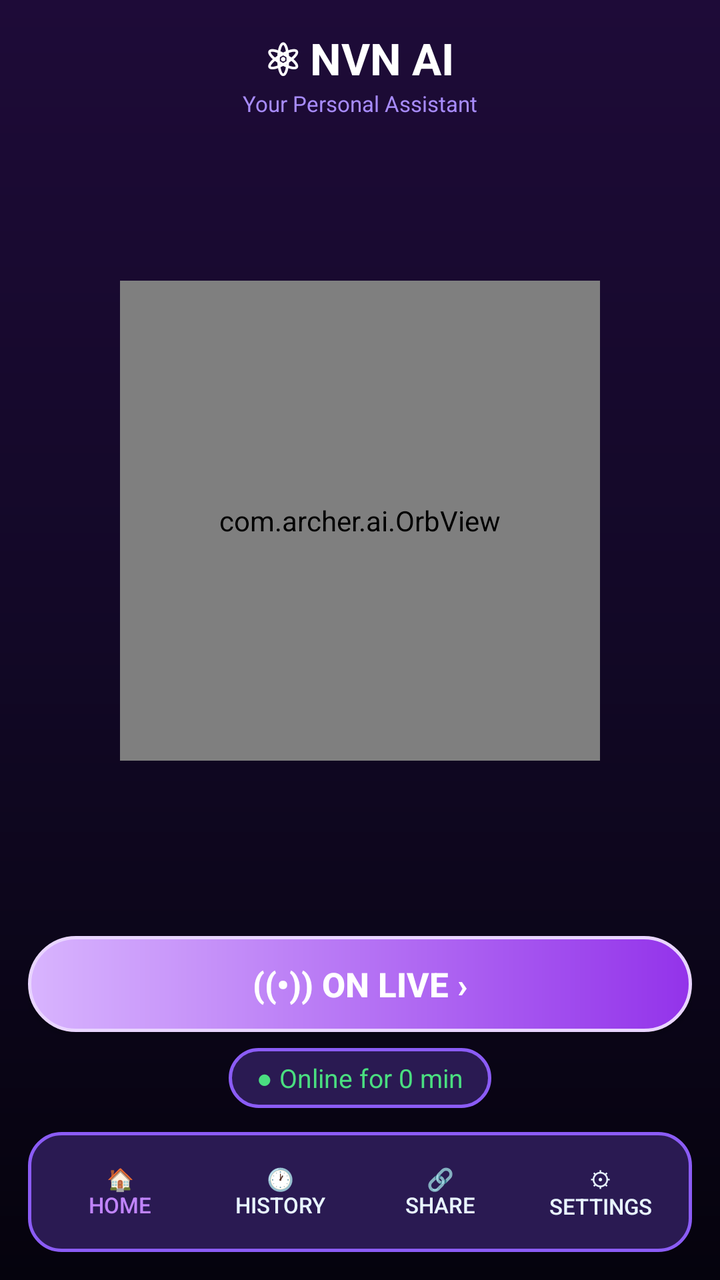
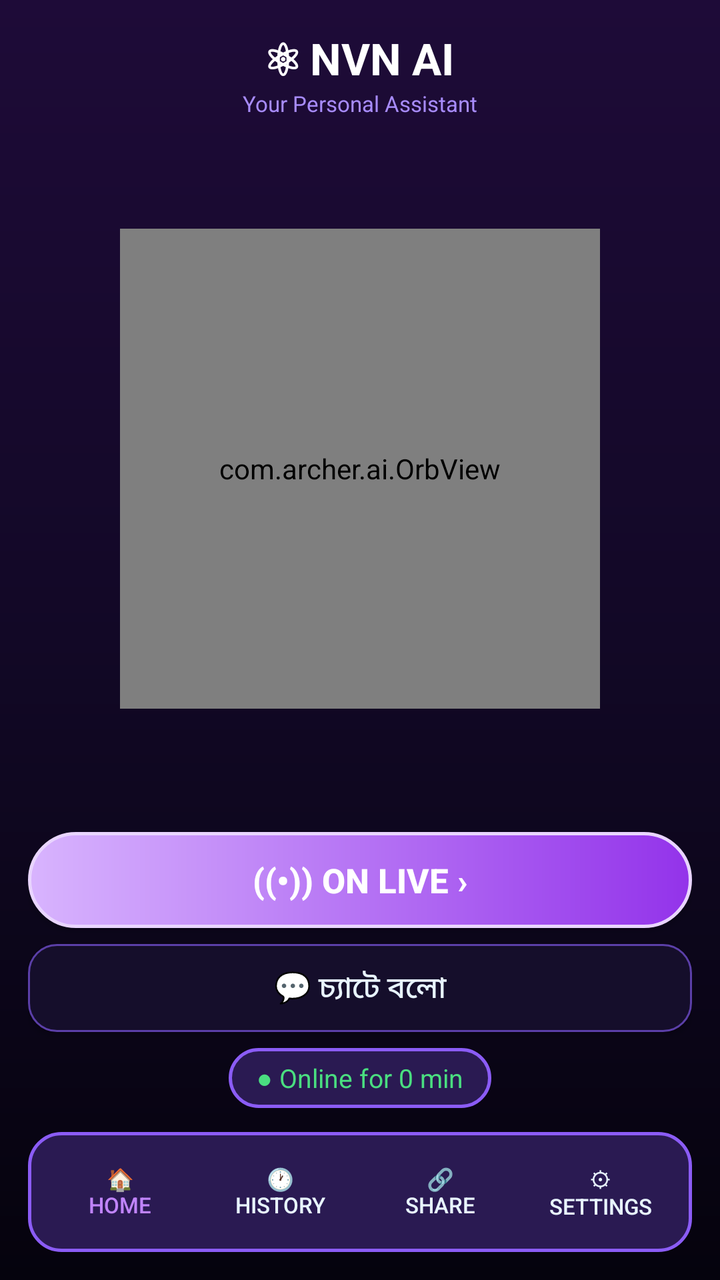

The first picture is an Android layout as it rendered before a commit; the second is the same layout after the commit. The layout source and the unified diff follow.
<!-- AndroidManifest.xml: application theme AppTheme -->
<!-- res/layout/activity_main.xml -->
<?xml version="1.0" encoding="utf-8"?>
<LinearLayout xmlns:android="http://schemas.android.com/apk/res/android"
    android:layout_width="match_parent"
    android:layout_height="match_parent"
    android:background="@drawable/bg_main"
    android:orientation="vertical"
    android:padding="14dp">

    <LinearLayout
        android:layout_width="match_parent"
        android:layout_height="wrap_content"
        android:gravity="center_vertical"
        android:orientation="horizontal">

        <View
            android:layout_width="40dp"
            android:layout_height="40dp" />

        <LinearLayout
            android:layout_width="0dp"
            android:layout_height="wrap_content"
            android:layout_weight="1"
            android:gravity="center"
            android:orientation="vertical">

            <TextView
                android:layout_width="wrap_content"
                android:layout_height="wrap_content"
                android:text="⚛ NVN AI"
                android:textColor="#FFFFFF"
                android:textSize="22sp"
                android:textStyle="bold" />

            <TextView
                android:layout_width="wrap_content"
                android:layout_height="wrap_content"
                android:text="Your Personal Assistant"
                android:textColor="#A78BFA"
                android:textSize="11sp" />
        </LinearLayout>

        <View
            android:layout_width="40dp"
            android:layout_height="40dp" />
    </LinearLayout>

    <FrameLayout
        android:layout_width="match_parent"
        android:layout_height="0dp"
        android:layout_weight="1">

        <com.archer.ai.OrbView
            android:id="@+id/mainOrb"
            android:layout_width="240dp"
            android:layout_height="240dp"
            android:layout_gravity="center" />
    </FrameLayout>

    <Button
        android:id="@+id/liveBtn"
        android:layout_width="match_parent"
        android:layout_height="48dp"
        android:layout_marginTop="6dp"
        android:background="@drawable/btn_primary"
        android:text="((•)) On Live ›"
        android:textColor="#FFFFFF"
        android:textSize="17sp"
        android:textStyle="bold" />

    <TextView
        android:id="@+id/onlinePill"
        android:layout_width="wrap_content"
        android:layout_height="wrap_content"
        android:layout_gravity="center_horizontal"
        android:layout_marginTop="8dp"
        android:background="@drawable/bg_card"
        android:paddingStart="14dp"
        android:paddingTop="6dp"
        android:paddingEnd="14dp"
        android:paddingBottom="6dp"
        android:text="● Online for 0 min"
        android:textColor="#4ADE80"
        android:textSize="13sp" />

    <LinearLayout
        android:layout_width="match_parent"
        android:layout_height="wrap_content"
        android:layout_marginTop="12dp"
        android:background="@drawable/bg_card"
        android:orientation="horizontal"
        android:padding="6dp">

        <Button
            android:id="@+id/navHome"
            android:layout_width="0dp"
            android:layout_height="wrap_content"
            android:layout_weight="1"
            android:background="@android:color/transparent"
            android:text="🏠\nHome"
            android:textColor="#C084FC"
            android:textSize="11sp" />

        <Button
            android:id="@+id/navHistory"
            android:layout_width="0dp"
            android:layout_height="wrap_content"
            android:layout_weight="1"
            android:background="@android:color/transparent"
            android:text="🕐\nHistory"
            android:textColor="#E8F4FF"
            android:textSize="11sp" />

        <Button
            android:id="@+id/navShare"
            android:layout_width="0dp"
            android:layout_height="wrap_content"
            android:layout_weight="1"
            android:background="@android:color/transparent"
            android:text="🔗\nShare"
            android:textColor="#E8F4FF"
            android:textSize="11sp" />

        <Button
            android:id="@+id/navSettings"
            android:layout_width="0dp"
            android:layout_height="wrap_content"
            android:layout_weight="1"
            android:background="@android:color/transparent"
            android:text="⚙\nSettings"
            android:textColor="#E8F4FF"
            android:textSize="11sp" />
    </LinearLayout>
</LinearLayout>
<!-- resources referenced by this layout -->
<resources>
  <!-- drawable bg_card (drawable) -->
  <?xml version="1.0" encoding="utf-8"?>
  <shape xmlns:android="http://schemas.android.com/apk/res/android" android:shape="rectangle">
      <corners android:radius="16dp" />
      <solid android:color="#2A1A52" />
      <stroke android:width="1.5dp" android:color="#8B5CF6" />
  </shape>
  <!-- drawable bg_main (drawable) -->
  <?xml version="1.0" encoding="utf-8"?>
  <shape xmlns:android="http://schemas.android.com/apk/res/android" android:shape="rectangle">
      <gradient
          android:angle="270"
          android:startColor="#1E0B38"
          android:centerColor="#120826"
          android:endColor="#05030D" />
  </shape>
  <!-- drawable btn_primary (drawable) -->
  <?xml version="1.0" encoding="utf-8"?>
  <shape xmlns:android="http://schemas.android.com/apk/res/android" android:shape="rectangle">
      <corners android:radius="28dp" />
      <gradient android:startColor="#D8B4FE" android:endColor="#9333EA" android:angle="0" />
      <stroke android:width="1.5dp" android:color="#E9D5FF" />
  </shape>
  <style name="AppTheme" parent="android:Theme.Material.NoActionBar">
          <item name="android:windowBackground">#05030D</item>
          <item name="android:colorAccent">#A855F7</item>
          <item name="android:statusBarColor">#05030D</item>
          <item name="android:navigationBarColor">#05030D</item>
          <item name="android:windowLightStatusBar">false</item>
      </style>
</resources>

<!-- the commit's change to res/layout/activity_main.xml (unified diff, before → after) -->
@@ -67,6 +67,16 @@
         android:textSize="17sp"
         android:textStyle="bold" />
 
+    <Button
+        android:id="@+id/chatBtn"
+        android:layout_width="match_parent"
+        android:layout_height="44dp"
+        android:layout_marginTop="8dp"
+        android:background="@drawable/btn_secondary"
+        android:text="💬 চ্যাটে বলো"
+        android:textColor="#E8F4FF"
+        android:textSize="15sp" />
+
     <TextView
         android:id="@+id/onlinePill"
         android:layout_width="wrap_content"
<!-- resource entries referenced after the edit -->
@@ -23,6 +23,13 @@
       <gradient android:startColor="#D8B4FE" android:endColor="#9333EA" android:angle="0" />
       <stroke android:width="1.5dp" android:color="#E9D5FF" />
   </shape>
+  <!-- drawable btn_secondary (drawable) -->
+  <?xml version="1.0" encoding="utf-8"?>
+  <shape xmlns:android="http://schemas.android.com/apk/res/android" android:shape="rectangle">
+      <corners android:radius="14dp" />
+      <solid android:color="#150E2B" />
+      <stroke android:width="1dp" android:color="#5B3FA8" />
+  </shape>
   <style name="AppTheme" parent="android:Theme.Material.NoActionBar">
           <item name="android:windowBackground">#05030D</item>
           <item name="android:colorAccent">#A855F7</item>
